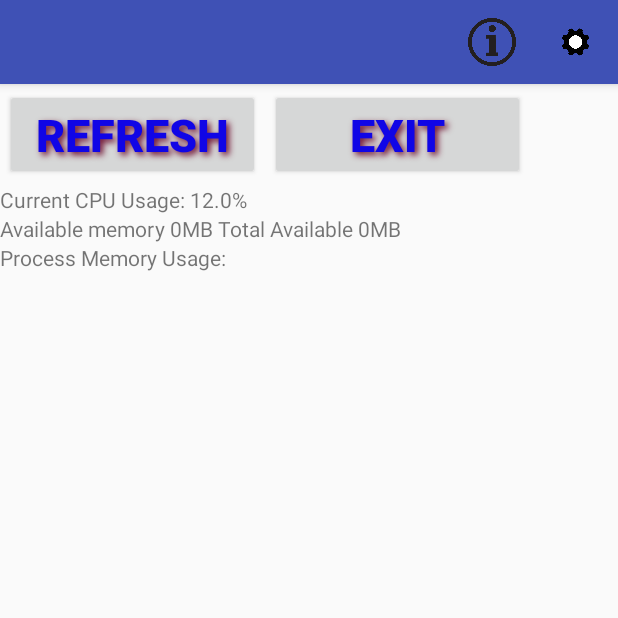
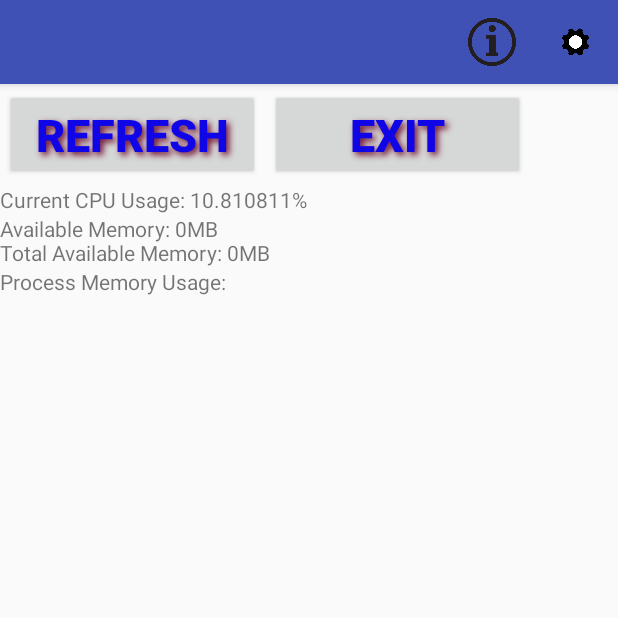
Before and after one commit to weihuang023/Monitor, an Android app: the screen it shows after launch (MainActivity), on a phone screen of 412 x 824 dp, the top half of it. Run offline under Robolectric (Android 15) with nearby library versions, the phone set to English and light mode, and no system bars.

Commit message:
Updated Process Detail and Main Activity

```diff
--- a/app/src/main/java/com/android/dwy/battery/MainActivity.java
+++ b/app/src/main/java/com/android/dwy/battery/MainActivity.java
@@ -188,10 +188,13 @@ public class MainActivity extends AppCompatActivity implements View.OnClickListe
         activityManager.getMemoryInfo(mi);
         long availableMegs = mi.availMem / 1048576L;
         long totalMem = mi.totalMem / 1048576L;
-        Log.d("Memory info", "Available memory: " + availableMegs + ", Total Available " + totalMem + "," + "\n");
+        Log.d("Memory info",
+                "Available memory: " + availableMegs +
+                ", Total Available " + totalMem + "," + "\n");
         TextView memoryView = (TextView) findViewById(R.id.memory_info);
-        StringBuilder sb = new StringBuilder("Available memory ");
-        sb.append(availableMegs).append("MB").append(" Total Available ").append(totalMem).append("MB");
+        StringBuilder sb = new StringBuilder();
+        sb.append("Available Memory: ").append(availableMegs).append("MB").append("\n");
+        sb.append("Total Available Memory: ").append(totalMem).append("MB");
         memoryView.setText(sb.toString());
     }
 
@@ -232,19 +235,39 @@ public class MainActivity extends AppCompatActivity implements View.OnClickListe
             String load = reader.readLine();
 
             String[] toks = load.split(" +");  // Split on one or more spaces
+
             Log.d("1111", String.valueOf(toks[1]));
-            long work1 = Long.parseLong(toks[1]) + Long.parseLong(toks[2]) + Long.parseLong(toks[3]);
-            long total1 = Long.parseLong(toks[1]) + Long.parseLong(toks[2])
-                    + Long.parseLong(toks[3]) + Long.parseLong(toks[4])
-                    + Long.parseLong(toks[5]) + Long.parseLong(toks[6])
-                    + Long.parseLong(toks[7]) + Long.parseLong(toks[8]);
+
+            long work1 = Long.parseLong(toks[1])
+                       + Long.parseLong(toks[2])
+                       + Long.parseLong(toks[3]);
+
+            long total1 = Long.parseLong(toks[1])
+                        + Long.parseLong(toks[2])
+                        + Long.parseLong(toks[3])
+                        + Long.parseLong(toks[4])
+                        + Long.parseLong(toks[5])
+                        + Long.parseLong(toks[6])
+                        + Long.parseLong(toks[7])
+                        + Long.parseLong(toks[8]);
+
             long idle1 = Long.parseLong(toks[4]);
-            long cpu1 = Long.parseLong(toks[2]) + Long.parseLong(toks[3]) + Long.parseLong(toks[5])
-                    + Long.parseLong(toks[6]) + Long.parseLong(toks[7]) + Long.parseLong(toks[8]);
 
-            try {
+            long cpu1 = Long.parseLong(toks[2])
+                      + Long.parseLong(toks[3])
+                      + Long.parseLong(toks[5])
+                      + Long.parseLong(toks[6])
+                      + Long.parseLong(toks[7])
+                      + Long.parseLong(toks[8]);
+
+            try
+            {
                 Thread.sleep(360);
-            } catch (Exception e) {}
+            }
+            catch (Exception e)
+            {
+
+            }
 
             reader.seek(0);
             load = reader.readLine();
@@ -253,15 +276,25 @@ public class MainActivity extends AppCompatActivity implements View.OnClickListe
             toks = load.split(" +");
 
             long idle2 = Long.parseLong(toks[4]);
-            long cpu2 = Long.parseLong(toks[2]) + Long.parseLong(toks[3]) + Long.parseLong(toks[5])
-                    + Long.parseLong(toks[6]) + Long.parseLong(toks[7]) + Long.parseLong(toks[8]);
+            long cpu2 = Long.parseLong(toks[2])
+                      + Long.parseLong(toks[3])
+                      + Long.parseLong(toks[5])
+                      + Long.parseLong(toks[6])
+                      + Long.parseLong(toks[7])
+                      + Long.parseLong(toks[8]);
 
-            long work2 = Long.parseLong(toks[1]) + Long.parseLong(toks[2])
-                    + Long.parseLong(toks[3]);
-            long total2 = Long.parseLong(toks[1]) + Long.parseLong(toks[2])
-                    + Long.parseLong(toks[3]) + Long.parseLong(toks[4])
-                    + Long.parseLong(toks[5]) + Long.parseLong(toks[6])
-                    + Long.parseLong(toks[7]) + Long.parseLong(toks[8]);
+            long work2 = Long.parseLong(toks[1])
+                       + Long.parseLong(toks[2])
+                       + Long.parseLong(toks[3]);
+
+            long total2 = Long.parseLong(toks[1])
+                        + Long.parseLong(toks[2])
+                        + Long.parseLong(toks[3])
+                        + Long.parseLong(toks[4])
+                        + Long.parseLong(toks[5])
+                        + Long.parseLong(toks[6])
+                        + Long.parseLong(toks[7])
+                        + Long.parseLong(toks[8]);
 
             return (float)(cpu2 - cpu1) / ((cpu2 + idle2) - (cpu1 + idle1));
 //            return (float) (work2 - work1) / ((total2 - total1));
--- a/app/src/main/res/layout/content_main.xml
+++ b/app/src/main/res/layout/content_main.xml
@@ -68,7 +68,8 @@
         android:layout_height="wrap_content"
         android:id="@+id/processes_list"
         android:layout_alignParentStart="true"
-        android:layout_below="@+id/text_field" />
+        android:layout_below="@+id/text_field"
+        android:cacheColorHint="#FFDAFF7F" />
 
 
 </RelativeLayout>
--- a/app/src/main/res/layout/content_process_detail.xml
+++ b/app/src/main/res/layout/content_process_detail.xml
@@ -17,8 +17,11 @@
         android:layout_height="wrap_content"
         android:text="@string/about"
         android:id="@+id/process_info"
+        android:textColor="#4458ef"
+        android:textStyle="bold"
         android:layout_alignParentTop="true"
-        android:layout_alignParentEnd="true" />
+        android:layout_alignParentEnd="true"
+        />
 
     <Button
         android:layout_width="fill_parent"
```
Also changed, not shown: app/src/main/java/com/android/dwy/battery/CustomArrayAdapter.java (+2 -7 lines), app/src/main/java/com/android/dwy/battery/ProcessDetail.java (+7 -7 lines).
